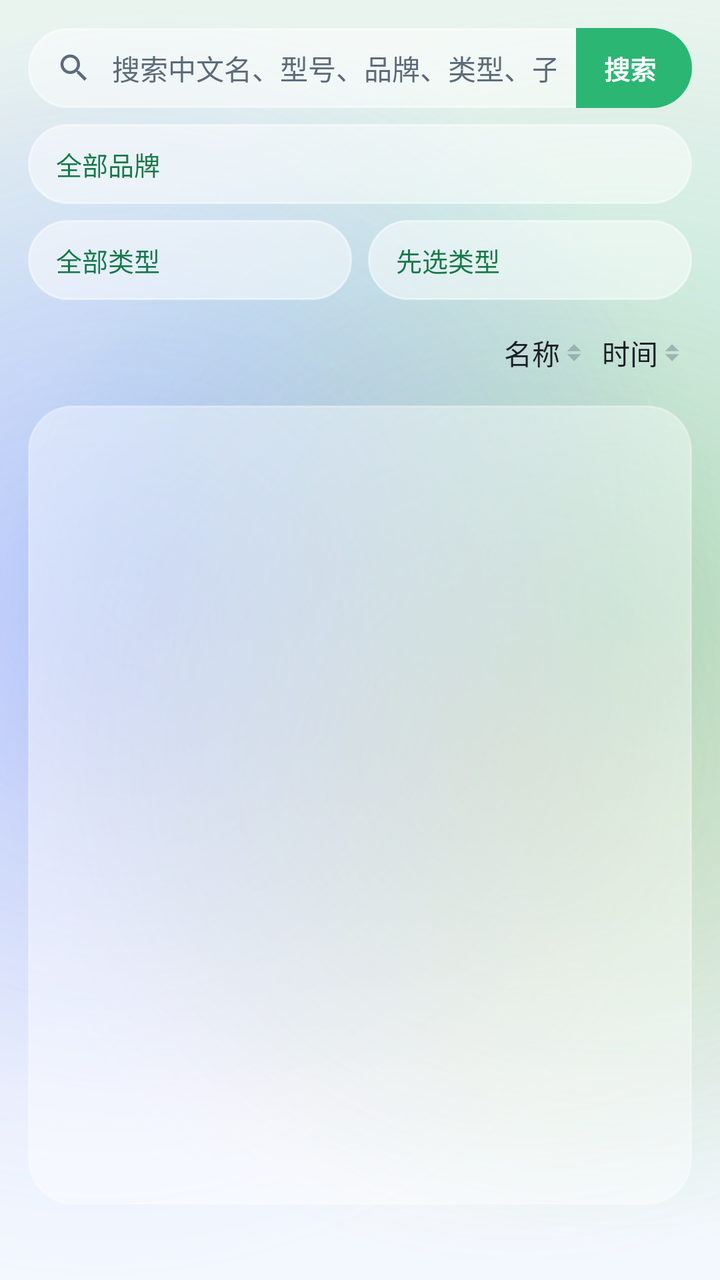
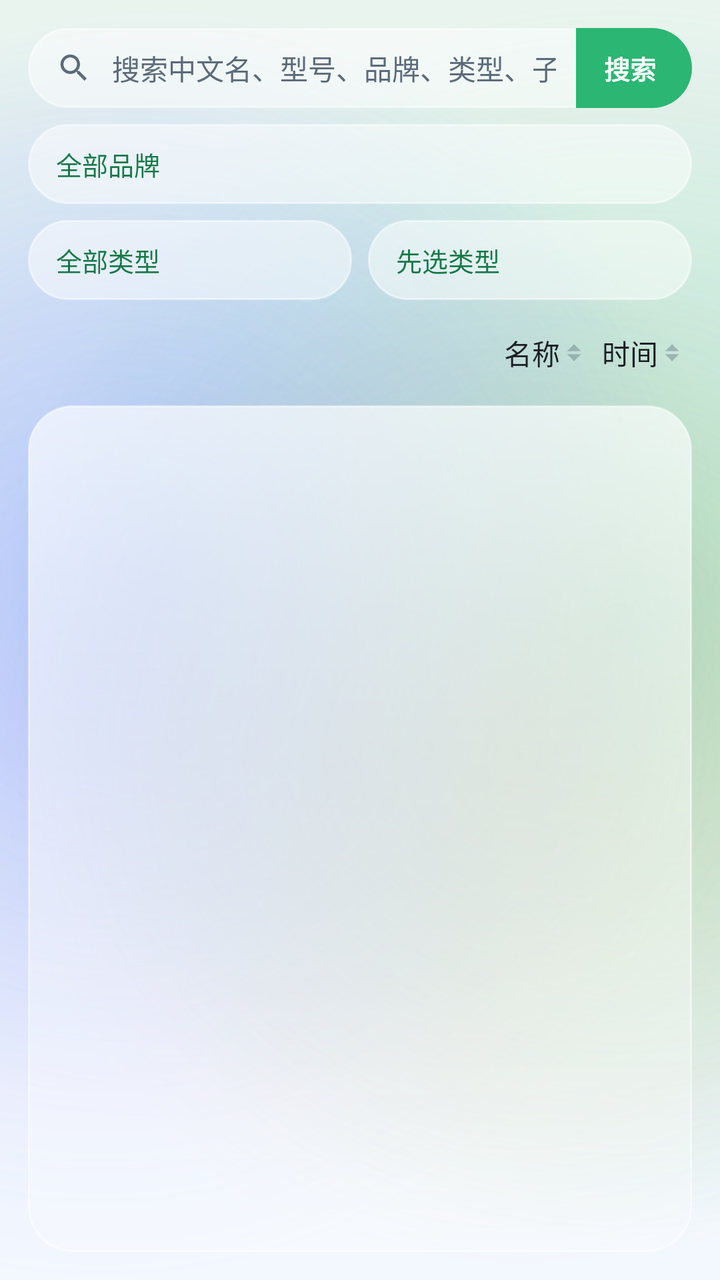

The first picture is an Android layout as it rendered before a commit; the second is the same layout after the commit. The layout source and the unified diff follow.
<!-- AndroidManifest.xml: application theme Theme.MijiaSim -->
<!-- res/layout/activity_model_library.xml -->
<?xml version="1.0" encoding="utf-8"?>
<LinearLayout xmlns:android="http://schemas.android.com/apk/res/android"
    android:layout_width="match_parent"
    android:layout_height="match_parent"
    android:focusable="true"
    android:focusableInTouchMode="true"
    android:orientation="vertical"
    android:padding="14dp">

    
    <LinearLayout
        android:layout_width="match_parent"
        android:layout_height="40dp"
        android:addStatesFromChildren="true"
        android:background="@drawable/bg_glass_pill_input"
        android:gravity="center_vertical"
        android:orientation="horizontal">

        <ImageView
            android:layout_width="18dp"
            android:layout_height="18dp"
            android:layout_marginStart="14dp"
            android:contentDescription="@null"
            android:src="@drawable/ic_search_glyph" />

        <EditText
            android:id="@+id/input_model_query"
            android:layout_width="0dp"
            android:layout_height="match_parent"
            android:layout_weight="1"
            android:background="@null"
            android:gravity="center_vertical"
            android:hint="@string/hint_model_search"
            android:inputType="text"
            android:maxLines="1"
            android:minHeight="0dp"
            android:paddingLeft="10dp"
            android:paddingTop="0dp"
            android:paddingRight="10dp"
            android:paddingBottom="0dp"
            android:textColor="@color/ink"
            android:textColorHint="@color/ink_muted"
            android:textSize="14sp" />

        
        <TextView
            android:id="@+id/btn_search_online"
            android:layout_width="wrap_content"
            android:layout_height="match_parent"
            android:background="@drawable/bg_search_action_green"
            android:clickable="true"
            android:focusable="true"
            android:gravity="center"
            android:paddingLeft="14dp"
            android:paddingRight="18dp"
            android:text="@string/action_search_online"
            android:textColor="@android:color/white"
            android:textSize="13sp"
            android:textStyle="bold" />
    </LinearLayout>

    
    <LinearLayout
        android:id="@+id/filter_summary"
        android:layout_width="match_parent"
        android:layout_height="44dp"
        android:layout_marginTop="8dp"
        android:background="@drawable/bg_glass_input_button"
        android:clickable="true"
        android:focusable="true"
        android:gravity="center_vertical"
        android:orientation="horizontal"
        android:paddingLeft="14dp"
        android:paddingRight="12dp"
        android:visibility="gone">

        <TextView
            android:id="@+id/filter_summary_text"
            android:layout_width="0dp"
            android:layout_height="wrap_content"
            android:layout_weight="1"
            android:ellipsize="end"
            android:maxLines="2"
            android:textColor="@color/ink"
            android:textSize="13sp" />

        <TextView
            android:layout_width="32dp"
            android:layout_height="32dp"
            android:gravity="center"
            android:text="@string/status_arrow_closed"
            android:textColor="@color/ink_muted"
            android:textSize="14sp" />
    </LinearLayout>

    
    <LinearLayout
        android:id="@+id/filter_panel"
        android:layout_width="match_parent"
        android:layout_height="wrap_content"
        android:orientation="vertical">

    
    <LinearLayout
        android:layout_width="match_parent"
        android:layout_height="wrap_content"
        android:layout_marginTop="8dp"
        android:gravity="center_vertical"
        android:orientation="horizontal">

        <Button
            android:id="@+id/btn_pick_brand"
            style="@style/Widget.MijiaSim.Button.Pill"
            android:layout_width="0dp"
            android:layout_height="wrap_content"
            android:layout_weight="1"
            android:gravity="start|center_vertical"
            android:minWidth="0dp"
            android:text="@string/filter_all_brands"
            android:textSize="13sp" />
    </LinearLayout>

    <LinearLayout
        android:layout_width="match_parent"
        android:layout_height="wrap_content"
        android:layout_marginTop="8dp"
        android:gravity="center_vertical"
        android:orientation="horizontal">

        <Button
            android:id="@+id/btn_pick_cat"
            style="@style/Widget.MijiaSim.Button.Pill"
            android:layout_width="0dp"
            android:layout_height="wrap_content"
            android:layout_weight="1"
            android:gravity="start|center_vertical"
            android:minWidth="0dp"
            android:text="@string/filter_all_cats"
            android:textSize="13sp" />

        <Button
            android:id="@+id/btn_pick_sub"
            style="@style/Widget.MijiaSim.Button.Pill"
            android:layout_width="0dp"
            android:layout_height="wrap_content"
            android:layout_marginStart="8dp"
            android:layout_weight="1"
            android:gravity="start|center_vertical"
            android:minWidth="0dp"
            android:text="@string/filter_pick_cat_first"
            android:textSize="13sp" />
    </LinearLayout>

    
    <LinearLayout
        android:layout_width="match_parent"
        android:layout_height="wrap_content"
        android:layout_marginTop="8dp"
        android:gravity="center_vertical"
        android:orientation="horizontal">

        <TextView
            android:id="@+id/library_hint"
            android:layout_width="0dp"
            android:layout_height="wrap_content"
            android:layout_marginEnd="6dp"
            android:layout_weight="1"
            android:ellipsize="end"
            android:maxLines="2"
            android:textColor="@color/ink_muted"
            android:textSize="13sp" />

        <TextView
            android:id="@+id/btn_sort_name"
            android:layout_width="wrap_content"
            android:layout_height="wrap_content"
            android:background="@null"
            android:clickable="true"
            android:drawablePadding="1dp"
            android:drawableEnd="@drawable/ic_sort_idle"
            android:focusable="true"
            android:foreground="?attr/selectableItemBackgroundBorderless"
            android:gravity="center_vertical"
            android:paddingLeft="4dp"
            android:paddingTop="8dp"
            android:paddingRight="4dp"
            android:paddingBottom="8dp"
            android:text="@string/sort_name"
            android:textColor="@color/ink"
            android:textSize="14sp" />

        <TextView
            android:id="@+id/btn_sort_time"
            android:layout_width="wrap_content"
            android:layout_height="wrap_content"
            android:background="@null"
            android:clickable="true"
            android:drawablePadding="1dp"
            android:drawableEnd="@drawable/ic_sort_idle"
            android:focusable="true"
            android:foreground="?attr/selectableItemBackgroundBorderless"
            android:gravity="center_vertical"
            android:paddingLeft="4dp"
            android:paddingTop="8dp"
            android:paddingRight="4dp"
            android:paddingBottom="8dp"
            android:text="@string/sort_time"
            android:textColor="@color/ink"
            android:textSize="14sp" />
    </LinearLayout>
    </LinearLayout>

    <androidx.recyclerview.widget.RecyclerView
        android:id="@+id/model_list"
        android:layout_width="match_parent"
        android:layout_height="0dp"
        android:layout_marginTop="8dp"
        android:layout_weight="1"
        android:background="@drawable/bg_glass_card_soft"
        android:padding="4dp"
        android:scrollbars="vertical" />

    <TextView
        android:id="@+id/online_result"
        android:layout_width="match_parent"
        android:layout_height="wrap_content"
        android:maxLines="4"
        android:paddingStart="4dp"
        android:paddingTop="6dp"
        android:scrollbars="vertical"
        android:textColor="@color/ink_muted"
        android:textSize="13sp" />

</LinearLayout>
<!-- resources referenced by this layout -->
<resources>
  <color name="ink">#FF1B1F24</color>
  <color name="ink_muted">#FF5C6B7A</color>
  <!-- drawable bg_glass_card_soft (drawable) -->
  <?xml version="1.0" encoding="utf-8"?>
  <shape xmlns:android="http://schemas.android.com/apk/res/android"
      android:shape="rectangle">
      <solid android:color="@color/glass_soft" />
      <corners android:radius="22dp" />
      <stroke
          android:width="1dp"
          android:color="@color/glass_stroke_soft" />
  </shape>
  <string name="action_search_online">搜索</string>
  <string name="filter_all_brands">全部品牌</string>
  <string name="filter_all_cats">全部类型</string>
  <string name="filter_pick_cat_first">先选类型</string>
  <string name="hint_model_search">搜索中文名、型号、品牌、类型、子类</string>
  <string name="sort_name">名称</string>
  <string name="sort_time">时间</string>
  <string name="status_arrow_closed">▸</string>
  <color name="glass_soft">#66FFFFFF</color>
  <color name="glass_stroke_soft">#4DFFFFFF</color>
  <color name="pill_pressed">#B3FFFFFF</color>
  <color name="glass_stroke">#80FFFFFF</color>
  <color name="pill_disabled">#40FFFFFF</color>
  <color name="glass_input_fill">#8CFFFFFF</color>
  <color name="pill_fill">#80FFFFFF</color>
  <color name="accent">#FF2bb673</color>
  <color name="accent_deep">#FF17794A</color>
  <color name="liquid_sky">#FFF3F8FF</color>
  <style name="ThemeOverlay.MijiaSim.ActionBar" parent="ThemeOverlay.AppCompat.Light">
          <item name="colorControlNormal">@color/ink</item>
          <item name="android:textColorPrimary">@color/ink</item>
      </style>
  <style name="Widget.MijiaSim.PopupMenu.Overflow" parent="Widget.AppCompat.PopupMenu.Overflow">
          <item name="android:popupBackground">@drawable/bg_glass_popup</item>
          <item name="android:popupElevation">10dp</item>
          <item name="overlapAnchor">false</item>
          <item name="android:dropDownVerticalOffset">6dp</item>
      </style>
  <style name="Widget.MijiaSim.PopupMenu" parent="Widget.AppCompat.PopupMenu">
          <item name="android:popupBackground">@drawable/bg_glass_popup</item>
          <item name="android:popupElevation">10dp</item>
      </style>
  <style name="TextAppearance.MijiaSim.PopupMenuItem" parent="TextAppearance.AppCompat.Widget.PopupMenu.Large">
          <item name="android:textColor">@color/ink</item>
          <item name="android:textSize">14sp</item>
      </style>
  <style name="Widget.MijiaSim.Switch" parent="Widget.AppCompat.CompoundButton.Switch">
          <item name="trackTint">@color/switch_track</item>
          <item name="thumbTint">@color/switch_thumb</item>
      </style>
  <color name="liquid_mist">#FFEAF4EF</color>
  <color name="blob_mint">#552BB673</color>
  <color name="blob_blue">#4D4C9AFF</color>
  <color name="blob_violet">#3D8E7CFF</color>
  <color name="blob_amber">#2EF2A33C</color>
  <style name="TextAppearance.MijiaSim.ActionBar.Title" parent="TextAppearance.AppCompat.Widget.ActionBar.Title">
          <item name="android:textColor">@color/ink</item>
          <item name="android:textSize">20sp</item>
          <item name="android:textStyle">bold</item>
          <item name="android:letterSpacing">0.01</item>
      </style>
  <style name="TextAppearance.MijiaSim.ActionBar.Subtitle" parent="TextAppearance.AppCompat.Widget.ActionBar.Subtitle">
          <item name="android:textColor">@color/ink_muted</item>
      </style>
  <color name="dialog_fill">#F7FFFFFF</color>
  <color name="popup_bottom">#FFF6FAFF</color>
  <color name="popup_top">#FFFFFFFF</color>
  <color name="glass_divider">#14000000</color>
  <!-- unchanged entries left out for length: 13 -->
</resources>

<!-- the commit's change to res/layout/activity_model_library.xml (unified diff, before → after) -->
@@ -210,13 +210,14 @@
     </LinearLayout>
     </LinearLayout>
 
+    
     <androidx.recyclerview.widget.RecyclerView
         android:id="@+id/model_list"
         android:layout_width="match_parent"
         android:layout_height="0dp"
         android:layout_marginTop="8dp"
         android:layout_weight="1"
-        android:background="@drawable/bg_glass_card_soft"
+        android:background="@drawable/bg_glass_list_faint"
         android:padding="4dp"
         android:scrollbars="vertical" />
 
@@ -229,6 +230,7 @@
         android:paddingTop="6dp"
         android:scrollbars="vertical"
         android:textColor="@color/ink_muted"
-        android:textSize="13sp" />
+        android:textSize="13sp"
+        android:visibility="gone" />
 
 </LinearLayout>
<!-- resource entries referenced after the edit -->
@@ -2,15 +2,18 @@
 <resources>
   <color name="ink">#FF1B1F24</color>
   <color name="ink_muted">#FF5C6B7A</color>
-  <!-- drawable bg_glass_card_soft (drawable) -->
+  <!-- drawable bg_glass_list_faint (drawable) -->
   <?xml version="1.0" encoding="utf-8"?>
   <shape xmlns:android="http://schemas.android.com/apk/res/android"
       android:shape="rectangle">
-      <solid android:color="@color/glass_soft" />
+      <gradient
+          android:angle="270"
+          android:endColor="@color/glass_card_faint_bottom"
+          android:startColor="@color/glass_card_faint_top" />
       <corners android:radius="22dp" />
       <stroke
           android:width="1dp"
-          android:color="@color/glass_stroke_soft" />
+          android:color="@color/glass_stroke" />
   </shape>
   <string name="action_search_online">搜索</string>
   <string name="filter_all_brands">全部品牌</string>
@@ -20,12 +23,13 @@
   <string name="sort_name">名称</string>
   <string name="sort_time">时间</string>
   <string name="status_arrow_closed">▸</string>
-  <color name="glass_soft">#66FFFFFF</color>
   <color name="glass_stroke_soft">#4DFFFFFF</color>
   <color name="pill_pressed">#B3FFFFFF</color>
   <color name="glass_stroke">#80FFFFFF</color>
   <color name="pill_disabled">#40FFFFFF</color>
   <color name="glass_input_fill">#8CFFFFFF</color>
+  <color name="glass_card_faint_bottom">#3DFFFFFF</color>
+  <color name="glass_card_faint_top">#A6FFFFFF</color>
   <color name="pill_fill">#80FFFFFF</color>
   <color name="accent">#FF2bb673</color>
   <color name="accent_deep">#FF17794A</color>
